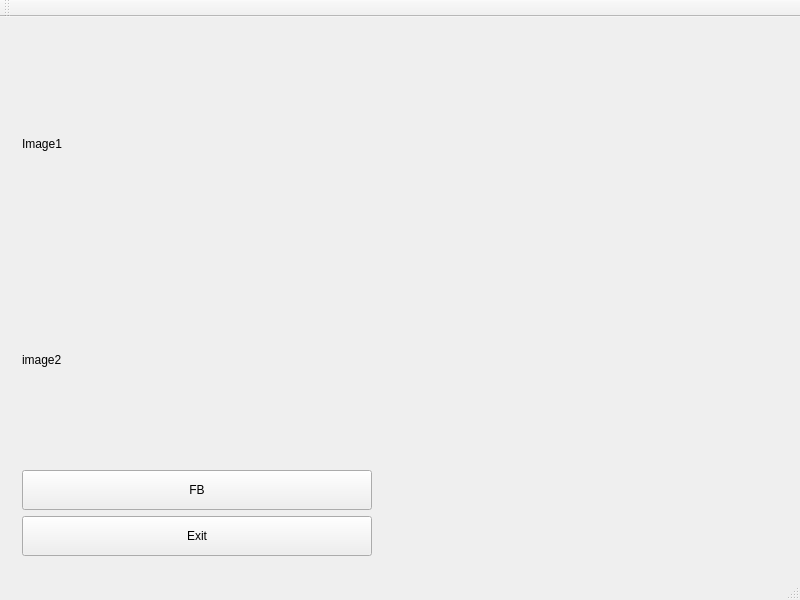
Qt form qt_fb/mainwindow.ui (saibi/qt) before a commit.
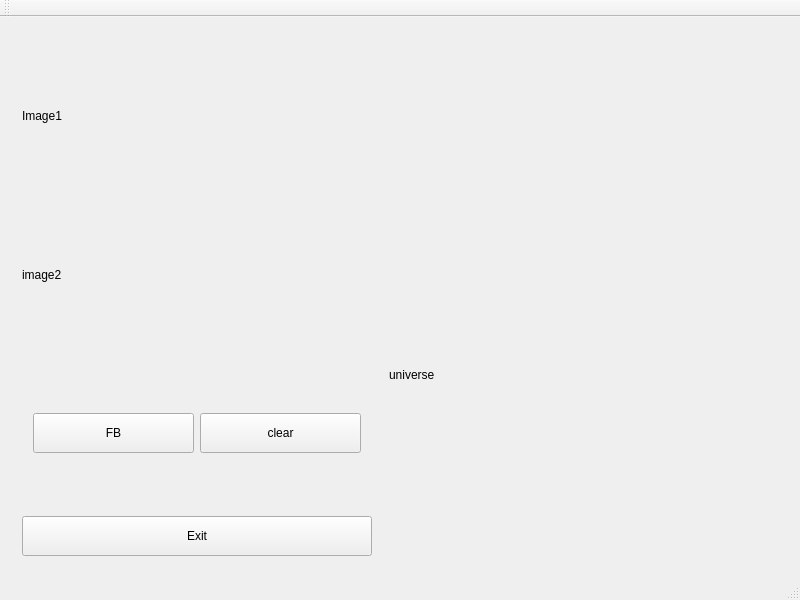
The same form after that commit.

```diff
--- a/qt_fb/mainwindow.ui
+++ b/qt_fb/mainwindow.ui
@@ -39,6 +39,9 @@
         </widget>
        </item>
        <item>
+        <widget class="QWidget" name="widget" native="true">
+         <layout class="QHBoxLayout" name="horizontalLayout_2">
+          <item>
         <widget class="QPushButton" name="pushButton">
          <property name="minimumSize">
           <size>
@@ -52,6 +55,22 @@
         </widget>
        </item>
        <item>
+           <widget class="QPushButton" name="pushButton_clear">
+            <property name="minimumSize">
+             <size>
+              <width>0</width>
+              <height>40</height>
+             </size>
+            </property>
+            <property name="text">
+             <string>clear</string>
+            </property>
+           </widget>
+          </item>
+         </layout>
+        </widget>
+       </item>
+       <item>
         <widget class="QPushButton" name="pushButton_exit">
          <property name="minimumSize">
           <size>
@@ -75,6 +94,19 @@
         <height>400</height>
        </size>
       </property>
+      <widget class="QLabel" name="label_so">
+       <property name="geometry">
+        <rect>
+         <x>0</x>
+         <y>340</y>
+         <width>58</width>
+         <height>14</height>
+        </rect>
+       </property>
+       <property name="text">
+        <string>universe</string>
+       </property>
+      </widget>
      </widget>
     </item>
    </layout>
```
Lines whose indentation alone changed are shown as unchanged.
